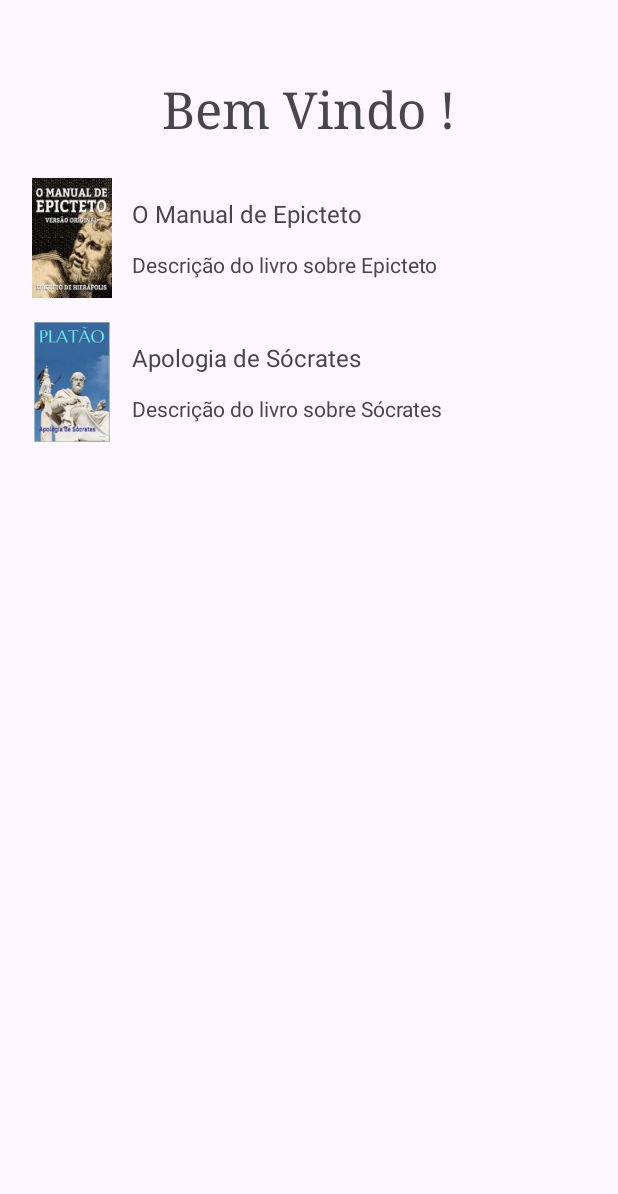
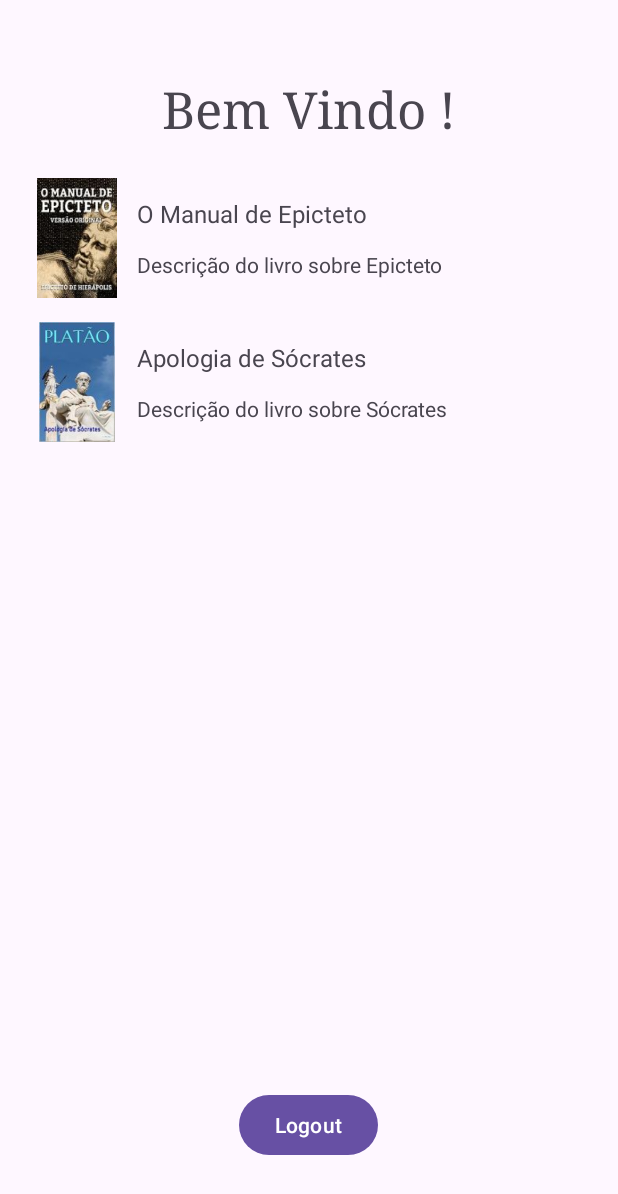
Before and after one commit to GabrielDittrich/trabalho-kotlin, an Android app: the MainActivity2 screen opened directly, with no data from a screen before it, on a phone screen of 412 x 824 dp. Shown: the top 1194 px of the screen. Run offline under Robolectric (Android 15) with nearby library versions, the phone set to English and light mode, and no system bars.

Commit message:
botão logout adicionado

```diff
--- a/app/src/main/java/com/example/trabalhomobile/MainActivity2.kt
+++ b/app/src/main/java/com/example/trabalhomobile/MainActivity2.kt
@@ -1,6 +1,7 @@
 package com.example.trabalhomobile
 
 import android.os.Bundle
+import android.widget.Button
 import androidx.appcompat.app.AppCompatActivity
 import androidx.recyclerview.widget.LinearLayoutManager
 import androidx.recyclerview.widget.RecyclerView
@@ -9,6 +10,7 @@ class MainActivity2 : AppCompatActivity() {
 
     private lateinit var recyclerView: RecyclerView
     private lateinit var livroAdapter: LivroAdapter
+    private lateinit var btnVoltar : Button
 
     override fun onCreate(savedInstanceState: Bundle?) {
         super.onCreate(savedInstanceState)
@@ -25,5 +27,10 @@ class MainActivity2 : AppCompatActivity() {
         livroAdapter = LivroAdapter(this, livros)
         recyclerView.layoutManager = LinearLayoutManager(this)
         recyclerView.adapter = livroAdapter
+
+        btnVoltar = findViewById(R.id.btnVoltar)
+        btnVoltar.setOnClickListener {
+            finish()
+        }
     }
 }
--- a/app/src/main/res/layout/activity_epicteto.xml
+++ b/app/src/main/res/layout/activity_epicteto.xml
@@ -9,8 +9,8 @@
 
     <TextView
         android:id="@+id/txtDescricaoLivro"
-        android:layout_width="0dp"
-        android:layout_height="0dp"
+        android:layout_width="409dp"
+        android:layout_height="371dp"
         android:layout_marginTop="24dp"
         android:text="TextView"
         app:layout_constraintBottom_toTopOf="@+id/btnVoltar"
@@ -36,9 +36,11 @@
         android:id="@+id/btnVoltar"
         android:layout_width="wrap_content"
         android:layout_height="wrap_content"
+        android:layout_marginBottom="50dp"
         android:text="Voltar"
         app:layout_constraintBottom_toBottomOf="parent"
         app:layout_constraintEnd_toEndOf="parent"
+        app:layout_constraintHorizontal_bias="0.498"
         app:layout_constraintStart_toStartOf="parent"
         app:layout_constraintTop_toBottomOf="@+id/txtDescricaoLivro" />
 
--- a/app/src/main/res/layout/activity_main.xml
+++ b/app/src/main/res/layout/activity_main.xml
@@ -39,11 +39,11 @@
         android:id="@+id/btnCadastrar"
         android:layout_width="wrap_content"
         android:layout_height="wrap_content"
+        android:layout_marginBottom="50dp"
         android:text="Cadastrar"
         app:layout_constraintBottom_toBottomOf="parent"
         app:layout_constraintEnd_toEndOf="parent"
-        app:layout_constraintStart_toStartOf="parent"
-        app:layout_constraintTop_toBottomOf="@+id/txtInputLayout"
-        app:layout_constraintVertical_bias="0.5" />
+        app:layout_constraintHorizontal_bias="0.498"
+        app:layout_constraintStart_toStartOf="parent" />
 
 </androidx.constraintlayout.widget.ConstraintLayout>
--- a/app/src/main/res/layout/activity_main2.xml
+++ b/app/src/main/res/layout/activity_main2.xml
@@ -21,15 +21,26 @@
 
     <androidx.recyclerview.widget.RecyclerView
         android:id="@+id/recyclerView"
-        android:layout_width="0dp"
-        android:layout_height="0dp"
+        android:layout_width="405dp"
+        android:layout_height="449dp"
         android:layout_marginTop="16dp"
         android:layout_marginBottom="16dp"
+        app:layoutManager="androidx.recyclerview.widget.LinearLayoutManager"
         app:layout_constraintBottom_toBottomOf="parent"
         app:layout_constraintEnd_toEndOf="parent"
         app:layout_constraintStart_toStartOf="parent"
         app:layout_constraintTop_toBottomOf="@id/txtTituloNome"
-        app:layout_constraintVertical_bias="0.0"
-        app:layoutManager="androidx.recyclerview.widget.LinearLayoutManager" />
+        app:layout_constraintVertical_bias="0.0" />
+
+    <Button
+        android:id="@+id/btnVoltar"
+        android:layout_width="wrap_content"
+        android:layout_height="48dp"
+        android:layout_marginBottom="50dp"
+        android:text="Logout"
+        app:layout_constraintBottom_toBottomOf="parent"
+        app:layout_constraintEnd_toEndOf="parent"
+        app:layout_constraintHorizontal_bias="0.498"
+        app:layout_constraintStart_toStartOf="parent" />
 
 </androidx.constraintlayout.widget.ConstraintLayout>
```
